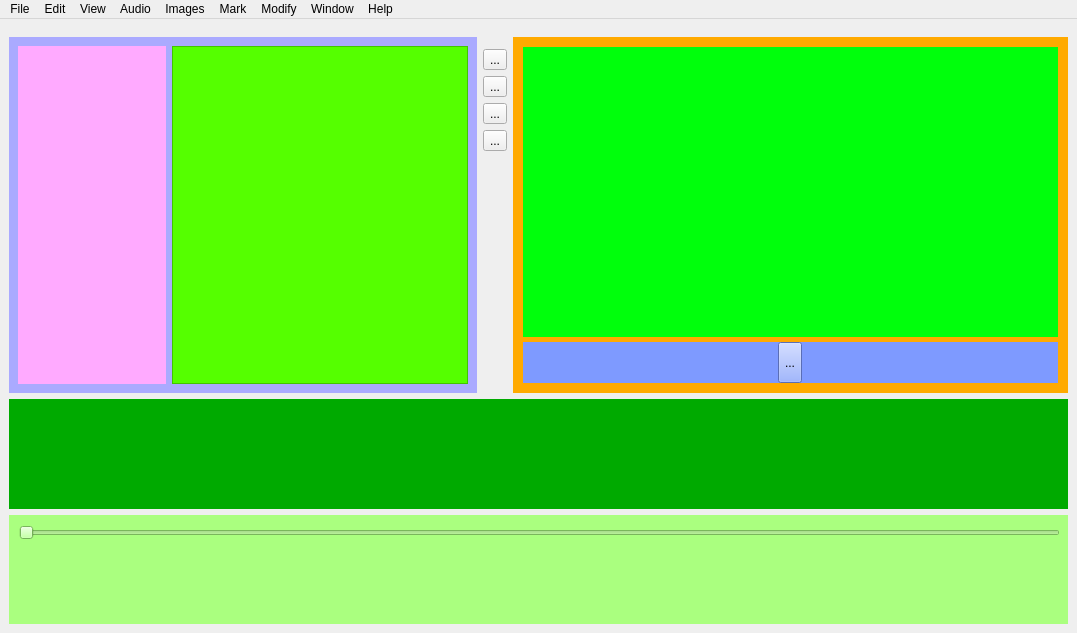
Above: src/gui/videoeditor.ui from vrushank-agrawal/CSE201-VCREST- before the change. Below: the same form after it.
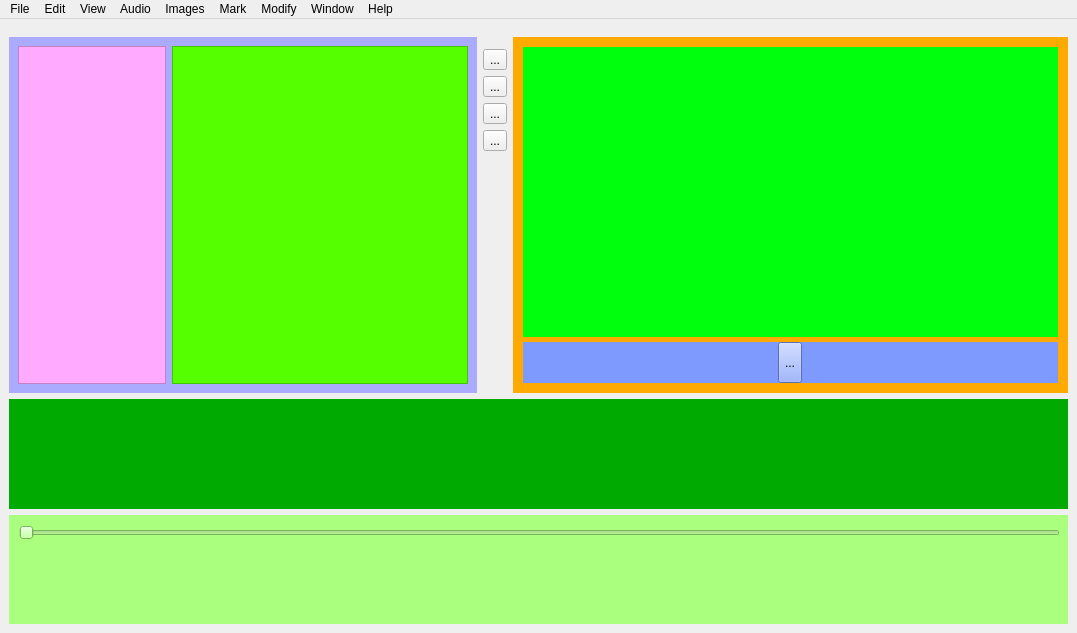
That is the form after the change. Icons and pictures are not drawn. Custom widgets are drawn as their Qt base class.

Commit message: added audio import and cleanup

```diff
--- a/src/gui/videoeditor.ui
+++ b/src/gui/videoeditor.ui
@@ -73,7 +73,7 @@
          </property>
          <layout class="QHBoxLayout" name="horizontalLayout">
           <item>
-           <widget class="QWidget" name="audioList" native="true">
+           <widget class="QListWidget" name="audioListWidget">
             <property name="sizePolicy">
              <sizepolicy hsizetype="Preferred" vsizetype="Preferred">
               <horstretch>5</horstretch>
```
Left out of the diff: 27 changed lines with no effect on the pictures. The commit also changes 10 other files.
